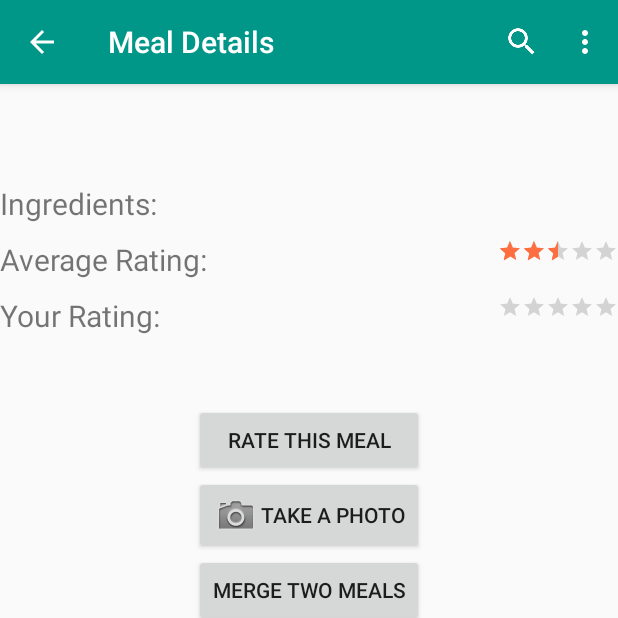
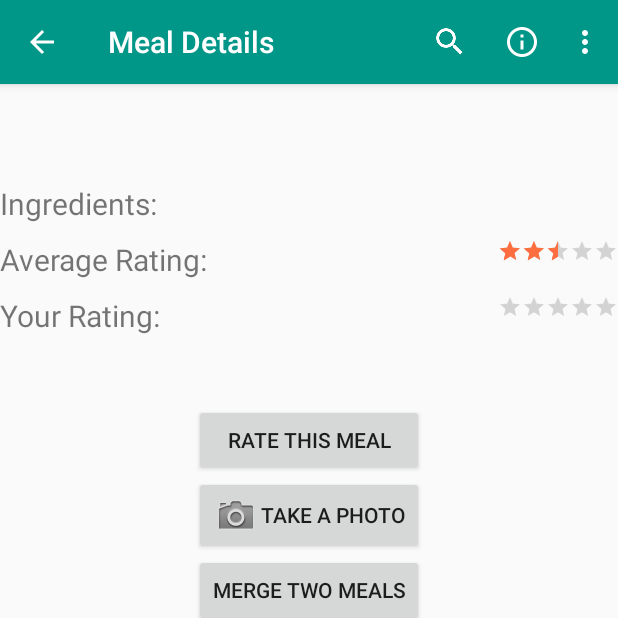
Before and after one commit to ale-mcl/MensaX, an Android app: the DetailActivity screen opened directly, with no data from a screen before it, on a phone screen of 412 x 824 dp, the top half of it. Run offline under Robolectric (Android 15) with nearby library versions, the phone set to English and light mode, and no system bars; 1 statement that could not run was skipped.

Commit message:
Added fragment with the legende-infos.

```diff
--- a/app/src/main/java/edu/kit/psegruppe3/mensax/DetailActivity.java
+++ b/app/src/main/java/edu/kit/psegruppe3/mensax/DetailActivity.java
@@ -1,10 +1,14 @@
 package edu.kit.psegruppe3.mensax;
 
+import android.app.FragmentTransaction;
+import android.content.Context;
 import android.content.Intent;
 import android.support.v7.app.ActionBarActivity;
 import android.os.Bundle;
 import android.view.Menu;
 import android.view.MenuItem;
+import android.view.ViewGroup;
+
 
 public class DetailActivity extends ActionBarActivity {
 
@@ -34,7 +38,7 @@ public class DetailActivity extends ActionBarActivity {
     @Override
     public boolean onCreateOptionsMenu(Menu menu) {
         // Inflate the menu; this adds items to the action bar if it is present.
-        getMenuInflater().inflate(R.menu.options_menu, menu);
+        getMenuInflater().inflate(R.menu.detailactivity_menu, menu);
         return true;
     }
 
@@ -45,13 +49,22 @@ public class DetailActivity extends ActionBarActivity {
         // as you specify a parent activity in AndroidManifest.xml.
         int id = item.getItemId();
 
-        //noinspection SimplifiableIfStatement
+
         if (id == R.id.action_settings) {
             startActivity(new Intent(this, SettingsActivity.class));
             return true;
         } else if (id == R.id.action_search) {
             onSearchRequested();
             return true;
+        } else if (id == R.id.action_legende) {
+
+            InfosFragment infosFragment = new InfosFragment();
+            FragmentTransaction transaction = getFragmentManager().beginTransaction();
+
+            transaction.replace(R.id.container, infosFragment);
+            transaction.addToBackStack(null);
+
+            transaction.commit();
         }
 
         return super.onOptionsItemSelected(item);
--- a/app/src/main/res/layout/fragment_detail.xml
+++ b/app/src/main/res/layout/fragment_detail.xml
@@ -4,6 +4,7 @@
     android:layout_width="fill_parent"
     android:layout_height="fill_parent"
     android:orientation="vertical"
+    android:background="?android:windowBackground"
     tools:context="edu.kit.psegruppe3.mensax.DetailFragment">
 
     <TextView
--- /dev/null
+++ b/app/src/main/res/menu/detailactivity_menu.xml
@@ -0,0 +1,20 @@
+<menu xmlns:android="http://schemas.android.com/apk/res/android"
+    xmlns:app="http://schemas.android.com/apk/res-auto"
+    xmlns:tools="http://schemas.android.com/tools" tools:context=".MainActivity">
+
+    <item android:id="@+id/action_settings"
+        android:title="@string/action_settings"
+        android:orderInCategory="100"
+        app:showAsAction="never" />
+
+    <item android:id="@+id/action_search"
+        android:title="@string/action_search"
+        android:icon="@drawable/ic_search_white_24dp"
+        app:showAsAction="ifRoom|collapseActionView" />
+
+    <item android:id="@+id/action_legende"
+        android:title="@string/action_legende"
+        android:icon="@drawable/ic_info_outline_white_24dp"
+        app:showAsAction="ifRoom" />
+
+</menu>
```
Also changed, not shown: app/build.gradle (+7 -17 lines), app/src/main/java/edu/kit/psegruppe3/mensax/InfosFragment.java (added, +62 -0 lines), app/src/main/res/layout/fragment_infos.xml (added, +93 -0 lines), app/src/main/res/values/strings.xml (+19 -2 lines), app/src/main/res/drawable-hdpi/ic_info_outline_white_24dp.png (added).
